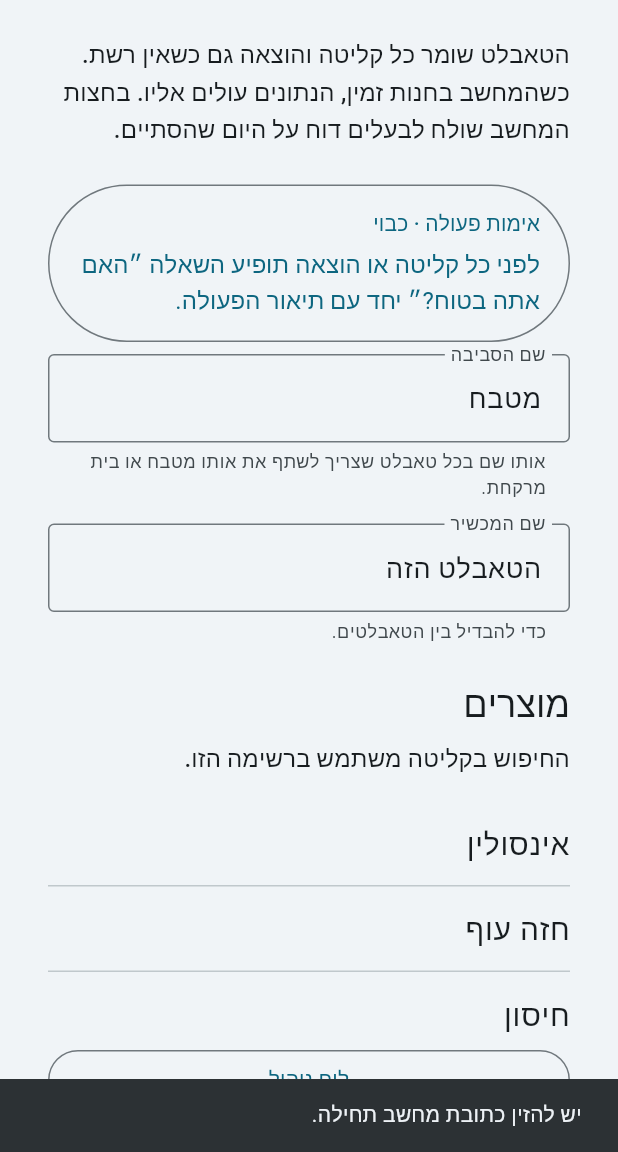
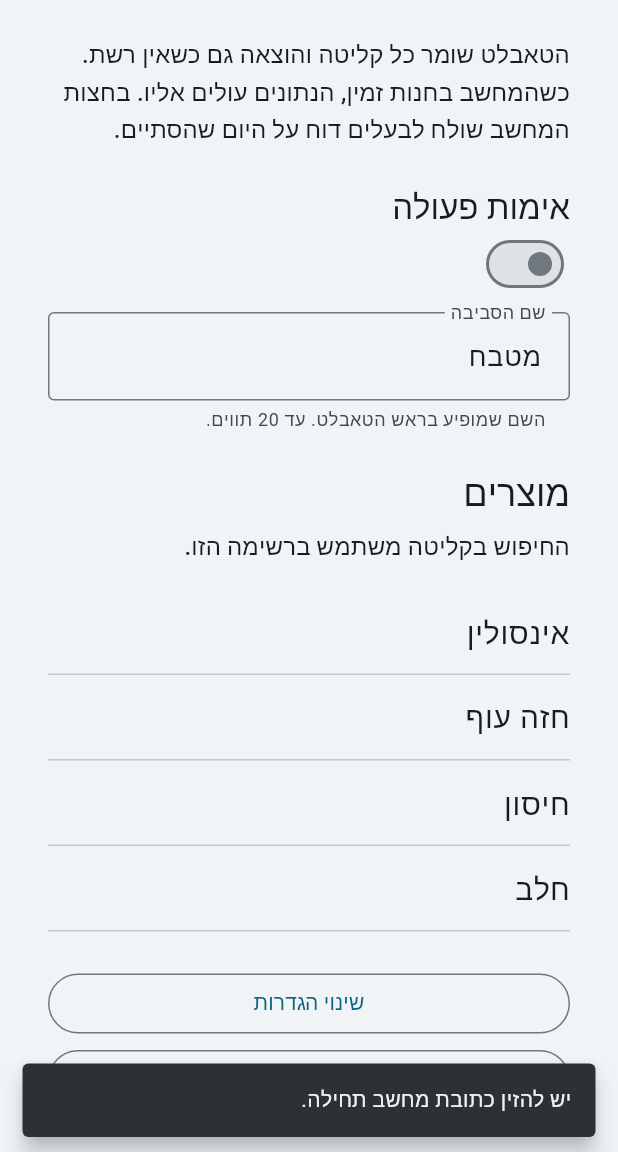
Before and after one commit to israelmo7/Cooling-down, a Flutter app: the SettingsPage screen opened directly, after a tap on "לוח ניהול", on a phone screen of 412 x 824 dp, the part 84-1236 px from its top. Run offline on Flutter 3.47's test engine with Material 3 defaults, Android fonts, the phone set to English and light mode, and no system bars; our stand-ins replace drift, drift_flutter, flutter_riverpod; missing offline and left inert: mailer; accounts and stored records are empty; generated files the repository leaves out were written again.

Commit message:
Let operation notices fade, and show the environment name.
Notices leave the screen on their own. אימות פעולה is a plain switch under its title and asks before it changes. The top title and the id are the environment name, at most 20 characters, and the tablet name field is gone.

Co-authored-by: israelmo7 <israelmo7@users.noreply.github.com>

```diff
--- a/lib/data/repositories/drift_alert_repository.dart
+++ b/lib/data/repositories/drift_alert_repository.dart
@@ -20,4 +20,10 @@ class DriftAlertRepository implements AlertRepository {
       ]);
     return statement.watch().map((rows) => rows.map(mapAlert).toList());
   }
+
+  @override
+  Future<void> acknowledge(String id) {
+    return (_db.update(_db.alerts)..where((table) => table.id.equals(id)))
+        .write(AlertsCompanion(acknowledgedAt: Value(DateTime.now().toUtc())));
+  }
 }
--- a/lib/data/repositories/drift_settings_repository.dart
+++ b/lib/data/repositories/drift_settings_repository.dart
@@ -39,7 +39,7 @@ class DriftSettingsRepository implements SettingsRepository {
     )..where((table) => table.id.equals(localSettingsId))).write(
       LocalSettingsCompanion(
         deviceName: Value(deviceName.isEmpty ? 'This tablet' : deviceName),
-        environmentName: Value(environment.isEmpty ? 'Kitchen' : environment),
+        environmentName: Value(clipEnvironmentName(environment)),
         serverUrl: Value(serverUrl),
         serverToken: Value(settings.serverToken.trim()),
         ownerEmail: Value(settings.ownerEmail.trim()),
--- a/lib/domain/repositories/alert_repository.dart
+++ b/lib/domain/repositories/alert_repository.dart
@@ -2,4 +2,6 @@ import '../entities/alert.dart';
 
 abstract class AlertRepository {
   Stream<List<Alert>> watchUnacknowledged();
+
+  Future<void> acknowledge(String id);
 }
--- a/lib/domain/settings/device_settings.dart
+++ b/lib/domain/settings/device_settings.dart
@@ -1,3 +1,13 @@
+/// Environment names shown on the tablet stay within 20 characters.
+String clipEnvironmentName(String value) {
+  final trimmed = value.trim();
+  final name = trimmed.isEmpty ? 'מטבח' : trimmed;
+  if (name.length <= 20) {
+    return name;
+  }
+  return name.substring(0, 20);
+}
+
 /// Tablet-local preferences. They are not uploaded with the audit log.
 class DeviceSettings {
   const DeviceSettings({
--- a/lib/presentation/settings/product_catalog.dart
+++ b/lib/presentation/settings/product_catalog.dart
@@ -3,6 +3,7 @@ import 'package:flutter_riverpod/flutter_riverpod.dart';
 
 import '../../domain/entities/product.dart';
 import '../providers.dart';
+import '../widgets/transient_notice.dart';
 
 class ProductCatalogEditor extends ConsumerStatefulWidget {
   const ProductCatalogEditor({super.key, required this.unlocked});
@@ -53,10 +54,9 @@ class _ProductCatalogEditorState extends ConsumerState<ProductCatalogEditor> {
     if (!mounted || removed) {
       return;
     }
-    ScaffoldMessenger.of(context).showSnackBar(
-      const SnackBar(
-        content: Text('אי אפשר למחוק מוצר שכבר נרשם. אפשר לשנות את השם.'),
-      ),
+    showTransientNotice(
+      context,
+      'אי אפשר למחוק מוצר שכבר נרשם. אפשר לשנות את השם.',
     );
   }
 
--- a/lib/presentation/settings/settings_page.dart
+++ b/lib/presentation/settings/settings_page.dart
@@ -7,6 +7,8 @@ import '../../data/sync/server_url.dart';
 import '../../domain/reports/daily_report.dart';
 import '../../domain/settings/device_settings.dart';
 import '../providers.dart';
+import '../widgets/confirm_action_dialog.dart';
+import '../widgets/transient_notice.dart';
 import 'product_catalog.dart';
 
 const settingsEditPassword = '123459876';
@@ -20,7 +22,6 @@ class SettingsPage extends ConsumerStatefulWidget {
 
 class _SettingsPageState extends ConsumerState<SettingsPage> {
   final _environment = TextEditingController();
-  final _deviceName = TextEditingController();
   final _serverUrl = TextEditingController();
   final _token = TextEditingController();
   var _loaded = false;
@@ -37,7 +38,6 @@ class _SettingsPageState extends ConsumerState<SettingsPage> {
   @override
   void dispose() {
     _environment.dispose();
-    _deviceName.dispose();
     _serverUrl.dispose();
     _token.dispose();
     super.dispose();
@@ -49,8 +49,7 @@ class _SettingsPageState extends ConsumerState<SettingsPage> {
       return;
     }
     setState(() {
-      _environment.text = settings.environmentName;
-      _deviceName.text = settings.deviceName;
+      _environment.text = clipEnvironmentName(settings.environmentName);
       _serverUrl.text = settings.serverUrl;
       _token.text = settings.serverToken;
       _confirmAction = settings.confirmAction;
@@ -61,8 +60,7 @@ class _SettingsPageState extends ConsumerState<SettingsPage> {
   Future<DeviceSettings?> _save() async {
     final current = await ref.read(settingsRepositoryProvider).ensure();
     final next = current.copyWith(
-      deviceName: _deviceName.text,
-      environmentName: _environment.text,
+      environmentName: clipEnvironmentName(_environment.text),
       serverUrl: _serverUrl.text,
       serverToken: _token.text.trim(),
       dailyReportEnabled: true,
@@ -75,11 +73,18 @@ class _SettingsPageState extends ConsumerState<SettingsPage> {
     return ref.read(settingsRepositoryProvider).ensure();
   }
 
-  Future<void> _toggleConfirmAction() async {
-    if (_busy) {
+  Future<void> _askConfirmAction(bool next) async {
+    if (_busy || next == _confirmAction) {
       return;
     }
-    final next = !_confirmAction;
+    final accepted = await confirmRecordedAction(
+      context,
+      enabled: true,
+      action: next ? 'הפעלת אימות פעולה' : 'כיבוי אימות פעולה',
+    );
+    if (!accepted || !mounted) {
+      return;
+    }
     setState(() => _confirmAction = next);
     try {
       final current = await ref.read(settingsRepositoryProvider).ensure();
@@ -161,8 +166,7 @@ class _SettingsPageState extends ConsumerState<SettingsPage> {
   }
 
   void _show(String message) {
-    ScaffoldMessenger.of(context)
-        .showSnackBar(SnackBar(content: Text(message)));
+    showTransientNotice(context, message);
   }
 
   @override
@@ -176,17 +180,13 @@ class _SettingsPageState extends ConsumerState<SettingsPage> {
         style: Theme.of(context).textTheme.titleMedium,
       ),
       const SizedBox(height: 24),
-      _confirmActionButton(),
+      _confirmActionControl(),
       const SizedBox(height: 8),
       _field(
         controller: _environment,
         label: 'שם הסביבה',
-        helper: 'אותו שם בכל טאבלט שצריך לשתף את אותו מטבח או בית מרקחת.',
-      ),
-      _field(
-        controller: _deviceName,
-        label: 'שם המכשיר',
-        helper: 'כדי להבדיל בין הטאבלטים.',
+        helper: 'השם שמופיע בראש הטאבלט. עד 20 תווים.',
+        inputFormatters: [LengthLimitingTextInputFormatter(20)],
       ),
       if (_unlocked) ...[
         _field(
@@ -235,7 +235,7 @@ class _SettingsPageState extends ConsumerState<SettingsPage> {
       Text('דוח אחרון: ${_lastReport(report)}'),
       const SizedBox(height: 8),
       Text(
-        'מזהה מכשיר: ${settings?.deviceId ?? ''}',
+        'מזהה: ${_environment.text}',
         style: Theme.of(context).textTheme.bodySmall,
       ),
     ];
@@ -299,6 +299,7 @@ class _SettingsPageState extends ConsumerState<SettingsPage> {
     required String helper,
     bool obscure = false,
     TextInputType? keyboard,
+    List<TextInputFormatter>? inputFormatters,
   }) {
     return Padding(
       padding: const EdgeInsets.only(bottom: 16),
@@ -307,8 +308,10 @@ class _SettingsPageState extends ConsumerState<SettingsPage> {
         controller: controller,
         obscureText: obscure,
         keyboardType: keyboard,
+        inputFormatters: inputFormatters,
         readOnly: !_unlocked,
         enabled: !_busy,
+        onChanged: (_) => setState(() {}),
         style: const TextStyle(fontSize: 18),
         decoration: InputDecoration(
           labelText: label,
@@ -320,38 +323,17 @@ class _SettingsPageState extends ConsumerState<SettingsPage> {
     );
   }
 
-  Widget _confirmActionButton() {
-    final on = _confirmAction;
-    final child = Column(
+  Widget _confirmActionControl() {
+    return Column(
       crossAxisAlignment: CrossAxisAlignment.start,
       children: [
-        Text(on ? 'אימות פעולה · דולק' : 'אימות פעולה · כבוי'),
-        const SizedBox(height: 4),
-        const Text(
-          'לפני כל קליטה או הוצאה תופיע השאלה ״האם אתה בטוח?״ יחד עם תיאור הפעולה.',
-          style: TextStyle(fontSize: 16, fontWeight: FontWeight.w400),
+        Text('אימות פעולה', style: Theme.of(context).textTheme.titleLarge),
+        Switch(
+          key: const Key('confirm-action'),
+          value: _confirmAction,
+          onChanged: _busy ? null : _askConfirmAction,
         ),
       ],
-    );
-    final style = ButtonStyle(
-      alignment: AlignmentDirectional.centerStart,
-      padding: WidgetStateProperty.all(
-        const EdgeInsets.symmetric(horizontal: 20, vertical: 16),
-      ),
-    );
-    if (on) {
-      return FilledButton(
-        key: const Key('confirm-action'),
-        onPressed: _busy ? null : _toggleConfirmAction,
-        style: style,
-        child: child,
-      );
-    }
-    return OutlinedButton(
-      key: const Key('confirm-action'),
-      onPressed: _busy ? null : _toggleConfirmAction,
-      style: style,
-      child: child,
     );
   }
 
--- /dev/null
+++ b/lib/presentation/widgets/transient_notice.dart
@@ -0,0 +1,23 @@
+import 'dart:async';
+
+import 'package:flutter/material.dart';
+
+Timer? _noticeTimer;
+
+/// Shows one short notice, then removes it even if the snack bar timer stalls.
+void showTransientNotice(BuildContext context, String message) {
+  final messenger = ScaffoldMessenger.of(context);
+  _noticeTimer?.cancel();
+  messenger.clearSnackBars();
+  messenger.showSnackBar(
+    SnackBar(
+      content: Text(message),
+      duration: const Duration(seconds: 2),
+      behavior: SnackBarBehavior.floating,
+      dismissDirection: DismissDirection.horizontal,
+    ),
+  );
+  _noticeTimer = Timer(const Duration(seconds: 2), () {
+    messenger.removeCurrentSnackBar();
+  });
+}
```
Also changed, not shown: lib/presentation/check_in/check_in_panel.dart (+5 -8 lines), lib/presentation/check_out/check_out_panel.dart (+5 -9 lines), lib/presentation/shell/tablet_shell.dart (+73 -29 lines), 1 other file.
